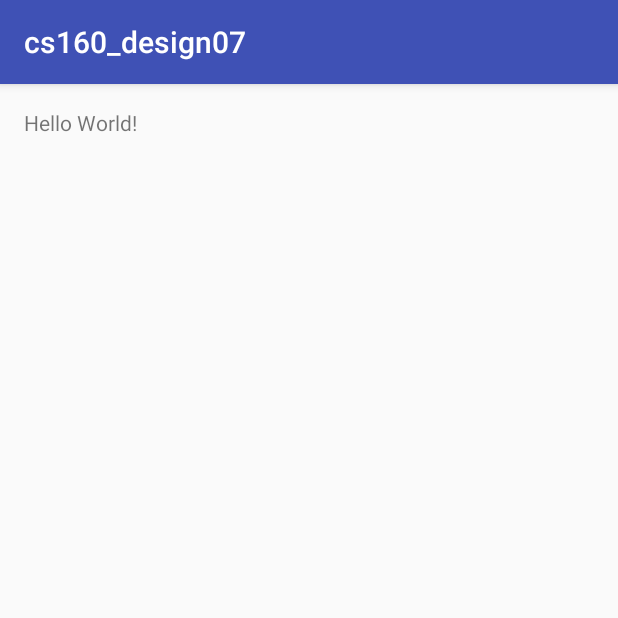
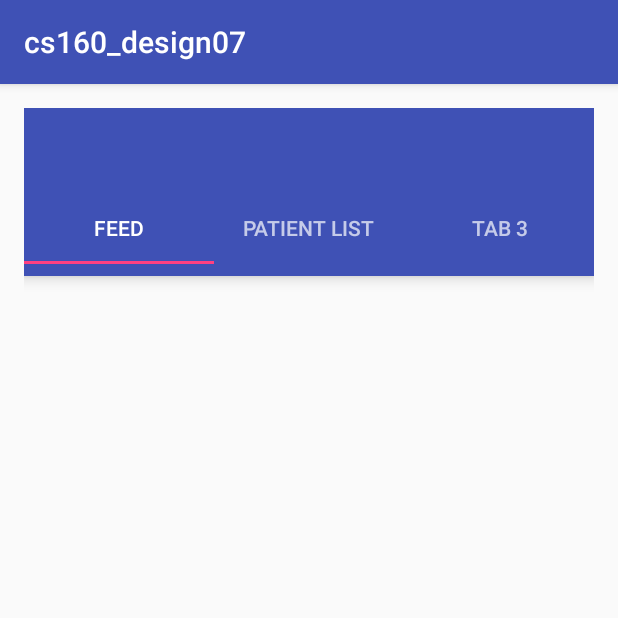
Before and after one commit to chengstephen/cs160_design07, an Android app: the screen it shows after launch (MainActivity), on a phone screen of 412 x 824 dp, the top half of it. Run offline under Robolectric (Android 15) with nearby library versions, the phone set to English and light mode, and no system bars; 1 statement that could not run was skipped.

Commit message:
Added in toolbar with tab bars, need to finish fragments.

```diff
--- a/app/build.gradle
+++ b/app/build.gradle
@@ -25,5 +25,6 @@ dependencies {
         exclude group: 'com.android.support', module: 'support-annotations'
     })
     compile 'com.android.support:appcompat-v7:25.1.1'
+    compile 'com.android.support:design:22.2.0'
     testCompile 'junit:junit:4.12'
 }
--- /dev/null
+++ b/app/src/main/java/com/projects/cs160_design07/FeedFragment.java
@@ -0,0 +1,10 @@
+package com.projects.cs160_design07;
+
+import android.support.v4.app.Fragment;
+
+/**
+ * Created by cstep on 4/18/2017.
+ */
+
+public class FeedFragment extends Fragment {
+}
--- /dev/null
+++ b/app/src/main/java/com/projects/cs160_design07/InventoryFragment.java
@@ -0,0 +1,10 @@
+package com.projects.cs160_design07;
+
+import android.support.v4.app.Fragment;
+
+/**
+ * Created by cstep on 4/18/2017.
+ */
+
+public class InventoryFragment extends Fragment {
+}
--- a/app/src/main/java/com/projects/cs160_design07/MainActivity.java
+++ b/app/src/main/java/com/projects/cs160_design07/MainActivity.java
@@ -1,13 +1,66 @@
 package com.projects.cs160_design07;
 
+import android.support.design.widget.TabLayout;
+import android.support.v4.view.ViewPager;
 import android.support.v7.app.AppCompatActivity;
 import android.os.Bundle;
+import android.support.v7.widget.Toolbar;
+import android.view.Menu;
+import android.view.MenuItem;
 
-public class MainActivity extends AppCompatActivity {
+public class MainActivity extends AppCompatActivity{
 
     @Override
     protected void onCreate(Bundle savedInstanceState) {
         super.onCreate(savedInstanceState);
         setContentView(R.layout.activity_main);
+
+        Toolbar toolbar = (Toolbar) findViewById(R.id.toolbar);
+        setSupportActionBar(toolbar);
+
+        TabLayout tabLayout = (TabLayout) findViewById(R.id.tab_layout);
+        tabLayout.addTab(tabLayout.newTab().setText("Feed"));
+        tabLayout.addTab(tabLayout.newTab().setText("Patient List"));
+        tabLayout.addTab(tabLayout.newTab().setText("Tab 3"));
+        tabLayout.setTabGravity(TabLayout.GRAVITY_FILL);
+
+        final ViewPager viewPager = (ViewPager) findViewById(R.id.pager);
+        final PagerAdapter adapter = new PagerAdapter
+                (getSupportFragmentManager(), tabLayout.getTabCount());
+        viewPager.setAdapter(adapter);
+        viewPager.addOnPageChangeListener(new TabLayout.TabLayoutOnPageChangeListener(tabLayout));
+        tabLayout.setOnTabSelectedListener(new TabLayout.OnTabSelectedListener() {
+            @Override
+            public void onTabSelected(TabLayout.Tab tab) {
+                viewPager.setCurrentItem(tab.getPosition());
+            }
+
+            @Override
+            public void onTabUnselected(TabLayout.Tab tab) {
+
+            }
+
+            @Override
+            public void onTabReselected(TabLayout.Tab tab) {
+
+            }
+        });
+    }
+
+    @Override
+    public boolean onCreateOptionsMenu(Menu menu) {
+//        getMenuInflater().inflate(R.menu.menu_main, menu);
+        return true;
+    }
+
+    @Override
+    public boolean onOptionsItemSelected(MenuItem item) {
+        int id = item.getItemId();
+//        if (id == R.id.action_settings) {
+//            return true;
+//        }
+
+        return super.onOptionsItemSelected(item);
+    }
     }
 }
--- /dev/null
+++ b/app/src/main/java/com/projects/cs160_design07/PagerAdapter.java
@@ -0,0 +1,43 @@
+package com.projects.cs160_design07;
+
+import android.support.v4.app.Fragment;
+import android.support.v4.app.FragmentManager;
+import android.support.v4.app.FragmentStatePagerAdapter;
+
+/**
+ * Created by cstep on 4/18/2017.
+ */
+
+public class PagerAdapter extends FragmentStatePagerAdapter{
+
+    int mNumOfTabs;
+
+    public PagerAdapter(FragmentManager fm, int NumOfTabs) {
+        super(fm);
+        this.mNumOfTabs = NumOfTabs;
+    }
+
+    @Override
+    public Fragment getItem(int position) {
+
+        switch (position) {
+            case 0:
+                FeedFragment tab1 = new FeedFragment();
+                return tab1;
+            case 1:
+                PatientListFragment tab2 = new PatientListFragment();
+                return tab2;
+            case 2:
+                InventoryFragment tab3 = new InventoryFragment();
+                return tab3;
+            default:
+                return null;
+        }
+    }
+
+    @Override
+    public int getCount() {
+        return mNumOfTabs;
+    }
+
+}
--- /dev/null
+++ b/app/src/main/java/com/projects/cs160_design07/PatientListFragment.java
@@ -0,0 +1,10 @@
+package com.projects.cs160_design07;
+
+import android.support.v4.app.Fragment;
+
+/**
+ * Created by cstep on 4/18/2017.
+ */
+
+public class PatientListFragment extends Fragment{
+}
--- a/app/src/main/res/layout/activity_main.xml
+++ b/app/src/main/res/layout/activity_main.xml
@@ -1,6 +1,7 @@
 <?xml version="1.0" encoding="utf-8"?>
 <RelativeLayout xmlns:android="http://schemas.android.com/apk/res/android"
     xmlns:tools="http://schemas.android.com/tools"
+    xmlns:app="http://schemas.android.com/apk/res-auto"
     android:id="@+id/activity_main"
     android:layout_width="match_parent"
     android:layout_height="match_parent"
@@ -10,8 +11,31 @@
     android:paddingTop="@dimen/activity_vertical_margin"
     tools:context="com.projects.cs160_design07.MainActivity">
 
-    <TextView
-        android:layout_width="wrap_content"
+    <android.support.v7.widget.Toolbar
+        android:id="@+id/toolbar"
+        android:layout_width="match_parent"
         android:layout_height="wrap_content"
-        android:text="Hello World!" />
+        android:layout_alignParentTop="true"
+        android:background="?attr/colorPrimary"
+        android:elevation="6dp"
+        android:minHeight="?attr/actionBarSize"
+        android:theme="@style/ThemeOverlay.AppCompat.Dark.ActionBar"
+        app:popupTheme="@style/ThemeOverlay.AppCompat.Light"/>
+
+    <android.support.design.widget.TabLayout
+        android:id="@+id/tab_layout"
+        android:layout_width="match_parent"
+        android:layout_height="wrap_content"
+        android:layout_below="@+id/toolbar"
+        android:background="?attr/colorPrimary"
+        android:elevation="6dp"
+        android:minHeight="?attr/actionBarSize"
+        android:theme="@style/ThemeOverlay.AppCompat.Dark.ActionBar"/>
+
+    <android.support.v4.view.ViewPager
+        android:id="@+id/pager"
+        android:layout_width="match_parent"
+        android:layout_height="fill_parent"
+        android:layout_below="@id/tab_layout"/>
+
 </RelativeLayout>
--- a/build.gradle
+++ b/build.gradle
@@ -5,7 +5,7 @@ buildscript {
         jcenter()
     }
     dependencies {
-        classpath 'com.android.tools.build:gradle:2.2.3'
+        classpath 'com.android.tools.build:gradle:2.3.1'
 
         // NOTE: Do not place your application dependencies here; they belong
         // in the individual module build.gradle files
```
Also changed, not shown: gradle/wrapper/gradle-wrapper.properties.
